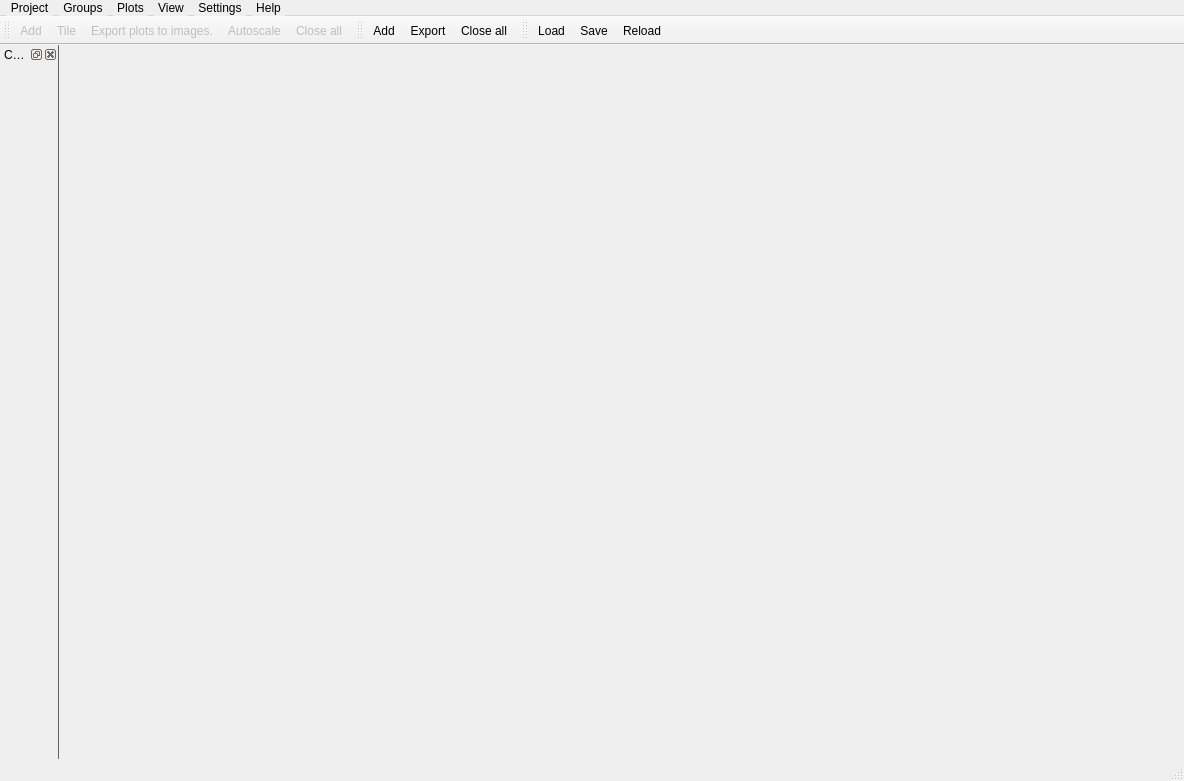
Qt form src/apps/rragraph/MainWindow.ui (rasmadeus/Rragraph) before a commit.
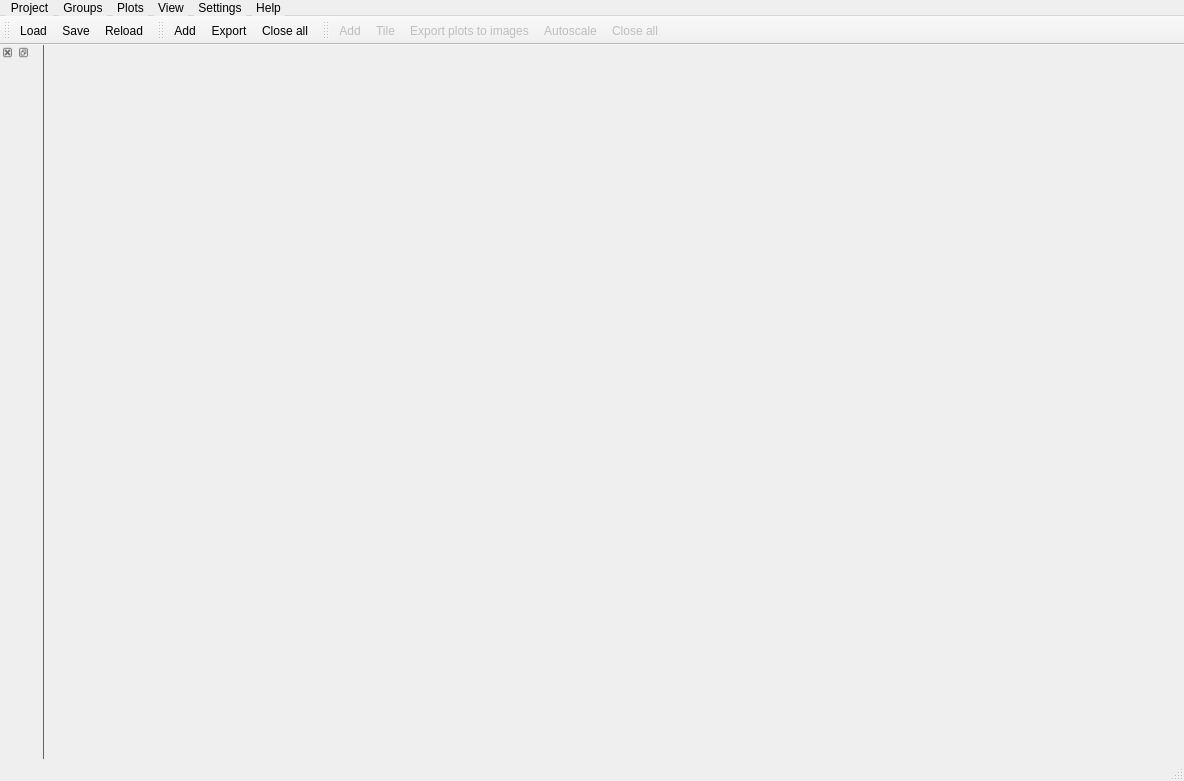
The same form after that commit. Icons and pictures are not drawn.

```diff
--- a/src/apps/rragraph/MainWindow.ui
+++ b/src/apps/rragraph/MainWindow.ui
@@ -2,6 +2,9 @@
 <ui version="4.0">
  <class>MainWindow</class>
  <widget class="QMainWindow" name="MainWindow">
+  <property name="enabled">
+   <bool>true</bool>
+  </property>
   <property name="geometry">
    <rect>
     <x>0</x>
@@ -30,7 +33,71 @@
 QMainWindow::separator:hover{
     background: red;
 }
-</string>
+
+QToolBar {
+    background: qlineargradient(
+        x1: 0, y1: 0, x2: 0, y2: 1,
+        stop: 0      #fff, 
+        stop: 0.5   #eee, 
+        stop: 1.0    #ddd
+    );
+}
+QScrollBar:vertical{
+     background: #e4e4e4;
+     border-top-right-radius: 4px;
+     border-bottom-right-radius: 4px;
+     width: 12px;
+     margin: 0px;
+ }
+ QScrollBar::handle:vertical{
+     background-color: qlineargradient(
+		 x1: 0, y1: 0, x2: 1, y2: 0,
+         stop: 0 #888, stop: 1 #fff
+     );
+     border-radius: 4px;
+     min-height: 20px;
+     margin: 0px 2px 0px 2px;
+ }
+ QScrollBar::add-line:vertical {
+     background: none;
+     height: 0px;
+     subcontrol-position: right;
+     subcontrol-origin: margin;
+ }
+ QScrollBar::sub-line:vertical {
+     background: none;
+     height: 0px;
+     subcontrol-position: left;
+     subcontrol-origin: margin;
+ }
+QScrollBar:horizontal{
+     background: #e4e4e4;
+     border-top-right-radius: 4px;
+     border-bottom-right-radius: 4px;
+     height: 12px;
+     margin: 0px;
+ }
+ QScrollBar::handle:horizontal {
+     background-color: qlineargradient(
+		 x1: 0, y1: 0, x2: 0, y2: 1,
+         stop: 1 #fff, stop: 0 #888
+     );
+     border-radius: 4px;
+     min-width: 20px;
+     margin: 2px 0px 2px 0px;
+ }
+ QScrollBar::add-line:horizontal {
+     background: none;
+     width: 0px;
+     subcontrol-position: right;
+     subcontrol-origin: margin;
+ }
+ QScrollBar::sub-line:horizontal {
+     background: none;
+     width: 0px;
+     subcontrol-position: left;
+     subcontrol-origin: margin;
+ }</string>
   </property>
   <widget class="QWidget" name="centralWidget"/>
   <widget class="QMenuBar" name="menuBar">
@@ -173,6 +240,34 @@
    <addaction name="menuSamples"/>
    <addaction name="menuHelp"/>
   </widget>
+  <widget class="QToolBar" name="toolBarProject">
+   <property name="windowTitle">
+    <string>Actions for project</string>
+   </property>
+   <attribute name="toolBarArea">
+    <enum>TopToolBarArea</enum>
+   </attribute>
+   <attribute name="toolBarBreak">
+    <bool>false</bool>
+   </attribute>
+   <addaction name="actionLoadProject"/>
+   <addaction name="actionSaveProject"/>
+   <addaction name="actionReloadProject"/>
+  </widget>
+  <widget class="QToolBar" name="toolBarGroups">
+   <property name="windowTitle">
+    <string>Actions for groups</string>
+   </property>
+   <attribute name="toolBarArea">
+    <enum>TopToolBarArea</enum>
+   </attribute>
+   <attribute name="toolBarBreak">
+    <bool>false</bool>
+   </attribute>
+   <addaction name="actionAddOneGroup"/>
+   <addaction name="actionExportAllGroupsToImages"/>
+   <addaction name="actionCloseAllGroups"/>
+  </widget>
   <widget class="QToolBar" name="toolBarPlots">
    <property name="enabled">
     <bool>false</bool>
@@ -192,38 +287,75 @@
    <addaction name="actionAutoScaleAllPlots"/>
    <addaction name="actionCloseAllPlots"/>
   </widget>
-  <widget class="QStatusBar" name="statusBar"/>
-  <widget class="QToolBar" name="toolBarGroups">
-   <property name="windowTitle">
-    <string>Actions for groups</string>
+  <widget class="QStatusBar" name="statusBar">
+   <property name="styleSheet">
+    <string notr="true"> QStatusBar{
+    background: qlineargradient(
+        x1: 0, y1: 0, x2: 0, y2: 1,
+        stop: 0      #fff, 
+        stop: 0.5   #eee, 
+        stop: 1.0    #aaa
+    );
+ }</string>
    </property>
-   <attribute name="toolBarArea">
-    <enum>TopToolBarArea</enum>
-   </attribute>
-   <attribute name="toolBarBreak">
-    <bool>false</bool>
-   </attribute>
-   <addaction name="actionAddOneGroup"/>
-   <addaction name="actionExportAllGroupsToImages"/>
-   <addaction name="actionCloseAllGroups"/>
-  </widget>
-  <widget class="QToolBar" name="toolBarProject">
-   <property name="windowTitle">
-    <string>Actions for project</string>
-   </property>
-   <attribute name="toolBarArea">
-    <enum>TopToolBarArea</enum>
-   </attribute>
-   <attribute name="toolBarBreak">
-    <bool>false</bool>
-   </attribute>
-   <addaction name="actionLoadProject"/>
-   <addaction name="actionSaveProject"/>
-   <addaction name="actionReloadProject"/>
   </widget>
   <widget class="QDockWidget" name="commonSettings">
    <property name="styleSheet">
-    <string notr="true"/>
+    <string notr="true">QDockWidget {
+     border: 1px solid lightgray;
+ }
+
+ QDockWidget::title {
+     text-align: left;
+     padding-left: 35px;
+    background: qlineargradient(
+        x1: 0, y1: 0, x2: 0, y2: 1,
+        stop: 0      #fff, 
+        stop: 0.5   #eee, 
+        stop: 1.0    #aaa
+    );
+ }
+
+ QDockWidget::close-button, QDockWidget::float-button {
+     background: darkgray;
+     padding: 0px;
+     icon-size: 14px; /* maximum icon size */
+ }
+
+ QDockWidget::close-button:hover, QDockWidget::float-button:hover {
+     background: gray;
+ }
+
+ QDockWidget::close-button:pressed, QDockWidget::float-button:pressed {
+     padding: 1px -1px -1px 1px;
+ }
+
+ QDockWidget::close-button {
+     subcontrol-position: top left;
+     subcontrol-origin: margin;
+     position: absolute;
+     top: 0px; left: 0px; bottom: 0px;
+     width: 14px;
+ }
+
+ QDockWidget::float-button {
+     subcontrol-position: top left;
+     subcontrol-origin: margin;
+     position: absolute;
+     top: 0px; left: 16px; bottom: 0px;
+     width: 14px;
+ } 
+
+QGroupBox {
+    border: 1px solid darkgray;
+    border-radius: 3px;
+    margin-top: 15px;
+}
+
+QGroupBox::title {
+    subcontrol-origin: margin;
+    subcontrol-position: top center;
+}</string>
    </property>
    <property name="allowedAreas">
     <set>Qt::LeftDockWidgetArea|Qt::RightDockWidgetArea</set>
@@ -234,7 +366,25 @@
    <attribute name="dockWidgetArea">
     <number>1</number>
    </attribute>
-   <widget class="QWidget" name="dockWidgetContents"/>
+   <widget class="QWidget" name="mainLayout">
+    <layout class="QVBoxLayout" name="verticalLayout">
+     <property name="spacing">
+      <number>0</number>
+     </property>
+     <property name="leftMargin">
+      <number>0</number>
+     </property>
+     <property name="topMargin">
+      <number>0</number>
+     </property>
+     <property name="rightMargin">
+      <number>0</number>
+     </property>
+     <property name="bottomMargin">
+      <number>0</number>
+     </property>
+    </layout>
+   </widget>
   </widget>
   <action name="actionAddPlot">
    <property name="enabled">
@@ -290,7 +440,7 @@
      <normaloff>:/res/mainWindow/exportAllPlotsToImages.png</normaloff>:/res/mainWindow/exportAllPlotsToImages.png</iconset>
    </property>
    <property name="text">
-    <string>Export plots to images.</string>
+    <string>Export plots to images</string>
    </property>
    <property name="toolTip">
     <string>Export all plots of current group to png format.</string>
```
Left out of the diff: 91 changed lines with no effect on the pictures.
